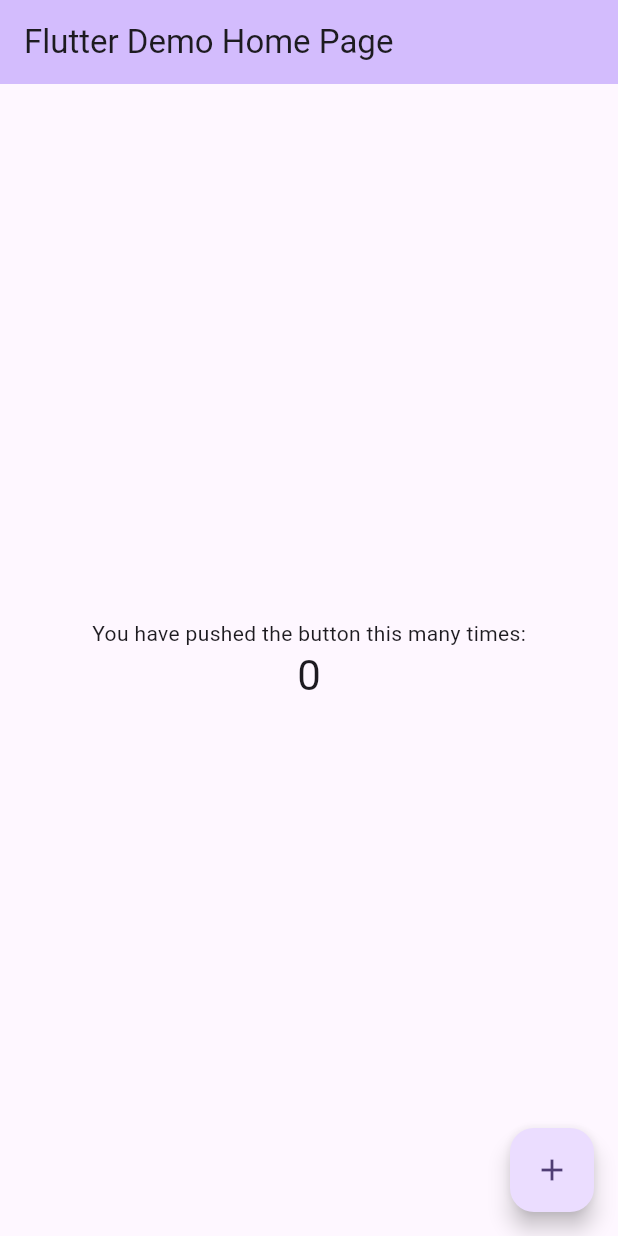
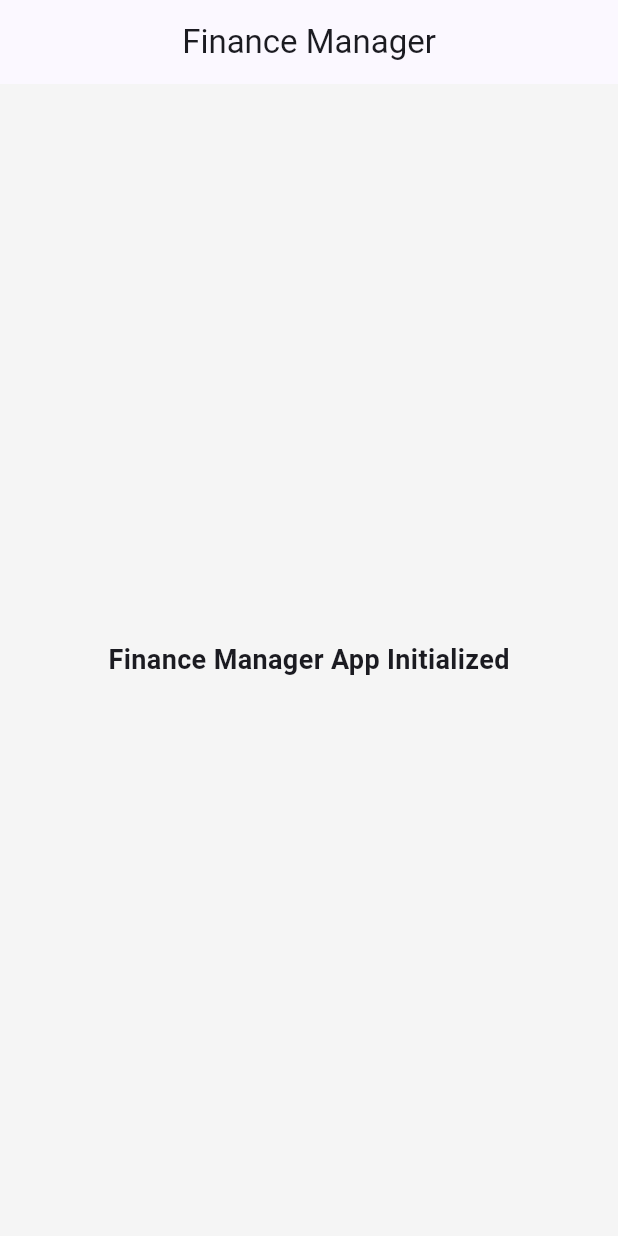
Before and after one commit to Gurpreets11/mywallet, a Flutter app: the screen it shows after launch, on a phone screen of 412 x 824 dp. Run offline on Flutter 3.47's test engine with Material 3 defaults, Android fonts, the phone set to English and light mode, and no system bars.

Commit message:
Update main and yaml file

```diff
--- /dev/null
+++ b/lib/core/theme/app_theme.dart
@@ -0,0 +1,14 @@
+import 'package:flutter/material.dart';
+
+class AppTheme {
+  static ThemeData lightTheme = ThemeData(
+    useMaterial3: true,
+    brightness: Brightness.light,
+    colorSchemeSeed: Colors.indigo,
+    scaffoldBackgroundColor: Colors.grey.shade100,
+    appBarTheme: const AppBarTheme(
+      centerTitle: true,
+      elevation: 0,
+    ),
+  );
+}
--- a/lib/main.dart
+++ b/lib/main.dart
@@ -1,121 +1,44 @@
 import 'package:flutter/material.dart';
 
+import 'core/theme/app_theme.dart';
+
+
+
 void main() {
-  runApp(const MyApp());
+  runApp(const FinanceManagerApp());
 }
 
-class MyApp extends StatelessWidget {
-  const MyApp({super.key});
+class FinanceManagerApp extends StatelessWidget {
+  const FinanceManagerApp({super.key});
 
-  // This widget is the root of your application.
   @override
   Widget build(BuildContext context) {
     return MaterialApp(
-      title: 'Flutter Demo',
-      theme: ThemeData(
-        // This is the theme of your application.
-        //
-        // TRY THIS: Try running your application with "flutter run". You'll see
-        // the application has a purple toolbar. Then, without quitting the app,
-        // try changing the seedColor in the colorScheme below to Colors.green
-        // and then invoke "hot reload" (save your changes or press the "hot
-        // reload" button in a Flutter-supported IDE, or press "r" if you used
-        // the command line to start the app).
-        //
-        // Notice that the counter didn't reset back to zero; the application
-        // state is not lost during the reload. To reset the state, use hot
-        // restart instead.
-        //
-        // This works for code too, not just values: Most code changes can be
-        // tested with just a hot reload.
-        colorScheme: .fromSeed(seedColor: Colors.deepPurple),
-      ),
-      home: const MyHomePage(title: 'Flutter Demo Home Page'),
+      debugShowCheckedModeBanner: false,
+      title: 'Finance Manager',
+      theme: AppTheme.lightTheme,
+      home: const HomeScreen(),
     );
   }
 }
 
-class MyHomePage extends StatefulWidget {
-  const MyHomePage({super.key, required this.title});
-
-  // This widget is the home page of your application. It is stateful, meaning
-  // that it has a State object (defined below) that contains fields that affect
-  // how it looks.
-
-  // This class is the configuration for the state. It holds the values (in this
-  // case the title) provided by the parent (in this case the App widget) and
-  // used by the build method of the State. Fields in a Widget subclass are
-  // always marked "final".
-
-  final String title;
-
-  @override
-  State<MyHomePage> createState() => _MyHomePageState();
-}
-
-class _MyHomePageState extends State<MyHomePage> {
-  int _counter = 0;
-
-  void _incrementCounter() {
-    setState(() {
-      // This call to setState tells the Flutter framework that something has
-      // changed in this State, which causes it to rerun the build method below
-      // so that the display can reflect the updated values. If we changed
-      // _counter without calling setState(), then the build method would not be
-      // called again, and so nothing would appear to happen.
-      _counter++;
-    });
-  }
+class HomeScreen extends StatelessWidget {
+  const HomeScreen({super.key});
 
   @override
   Widget build(BuildContext context) {
-    // This method is rerun every time setState is called, for instance as done
-    // by the _incrementCounter method above.
-    //
-    // The Flutter framework has been optimized to make rerunning build methods
-    // fast, so that you can just rebuild anything that needs updating rather
-    // than having to individually change instances of widgets.
     return Scaffold(
       appBar: AppBar(
-        // TRY THIS: Try changing the color here to a specific color (to
-        // Colors.amber, perhaps?) and trigger a hot reload to see the AppBar
-        // change color while the other colors stay the same.
-        backgroundColor: Theme.of(context).colorScheme.inversePrimary,
-        // Here we take the value from the MyHomePage object that was created by
-        // the App.build method, and use it to set our appbar title.
-        title: Text(widget.title),
+        title: const Text('Finance Manager'),
       ),
-      body: Center(
-        // Center is a layout widget. It takes a single child and positions it
-        // in the middle of the parent.
-        child: Column(
-          // Column is also a layout widget. It takes a list of children and
-          // arranges them vertically. By default, it sizes itself to fit its
-          // children horizontally, and tries to be as tall as its parent.
-          //
-          // Column has various properties to control how it sizes itself and
-          // how it positions its children. Here we use mainAxisAlignment to
-          // center the children vertically; the main axis here is the vertical
-          // axis because Columns are vertical (the cross axis would be
-          // horizontal).
-          //
-          // TRY THIS: Invoke "debug painting" (choose the "Toggle Debug Paint"
-          // action in the IDE, or press "p" in the console), to see the
-          // wireframe for each widget.
-          mainAxisAlignment: .center,
-          children: [
-            const Text('You have pushed the button this many times:'),
-            Text(
-              '$_counter',
-              style: Theme.of(context).textTheme.headlineMedium,
-            ),
-          ],
+      body: const Center(
+        child: Text(
+          'Finance Manager App Initialized',
+          style: TextStyle(
+            fontSize: 18,
+            fontWeight: FontWeight.w600,
+          ),
         ),
-      ),
-      floatingActionButton: FloatingActionButton(
-        onPressed: _incrementCounter,
-        tooltip: 'Increment',
-        child: const Icon(Icons.add),
       ),
     );
   }
```
Also changed, not shown: pubspec.yaml (+20 -0 lines), pubspec.lock.
